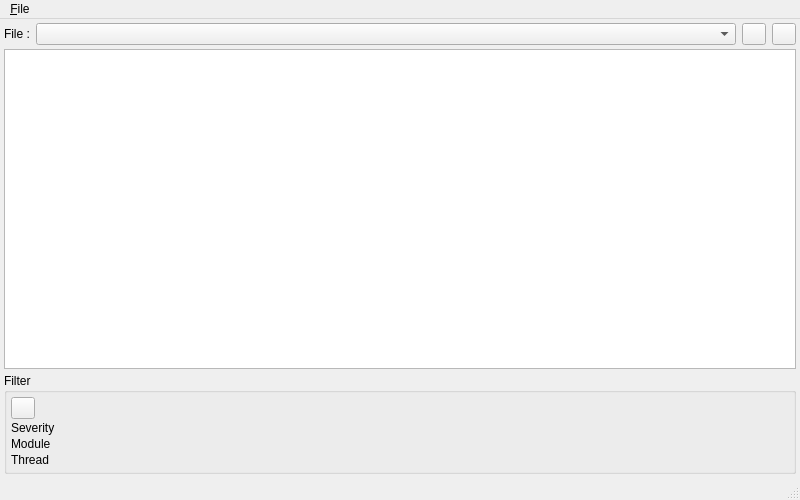
Before: the Qt Designer form application/Tools/LogViewer/MainWindow.ui in Ummon/D-LAN, drawn with Qt 5.
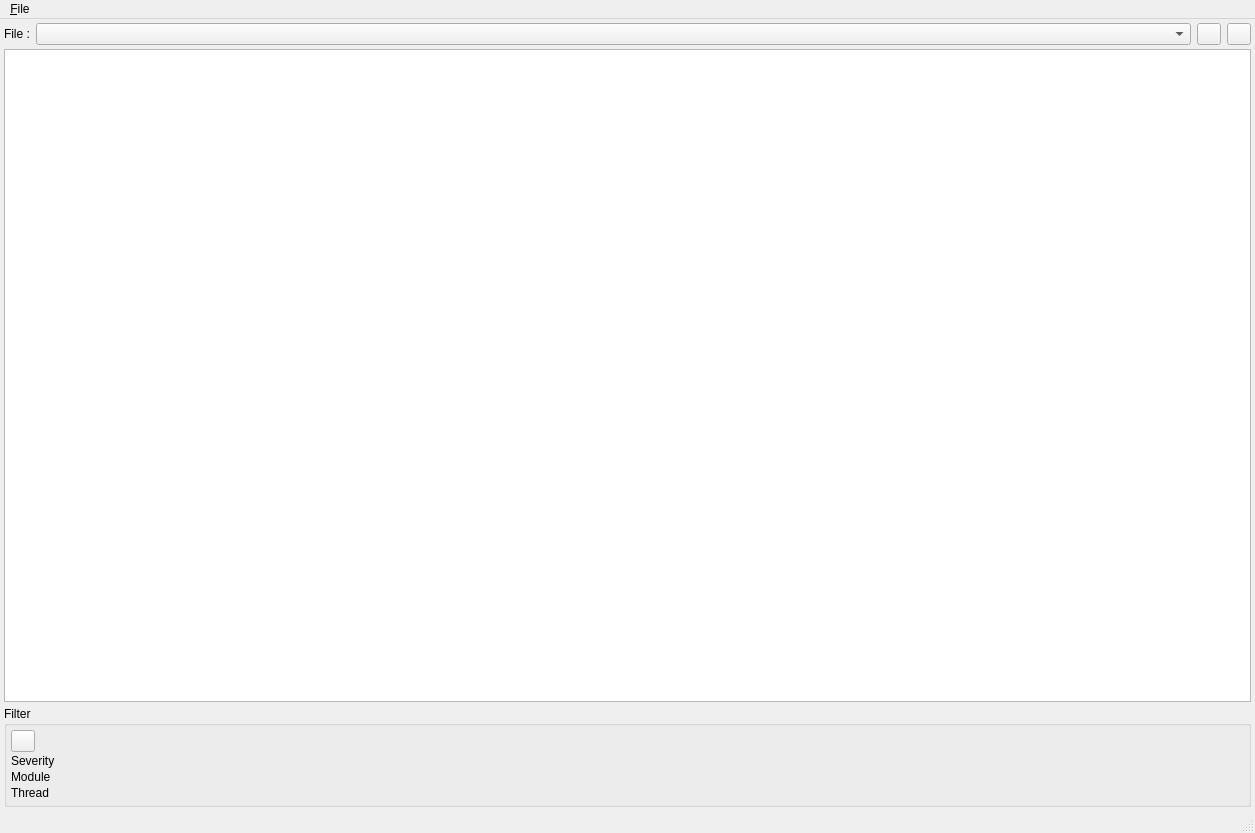
After: the same form once the commit is applied. Icons and pictures are not drawn.

What changed in the file:
```diff
--- a/application/Tools/LogViewer/MainWindow.ui
+++ b/application/Tools/LogViewer/MainWindow.ui
@@ -6,8 +6,8 @@
    <rect>
     <x>0</x>
     <y>0</y>
-    <width>800</width>
-    <height>500</height>
+    <width>1255</width>
+    <height>833</height>
    </rect>
   </property>
   <property name="sizePolicy">
@@ -286,8 +286,8 @@
     <rect>
      <x>0</x>
      <y>0</y>
-     <width>800</width>
-     <height>21</height>
+     <width>1255</width>
+     <height>17</height>
     </rect>
    </property>
    <widget class="QMenu" name="mnuFile">
```
Left out of the diff: 16 changed lines with no effect on the pictures.
